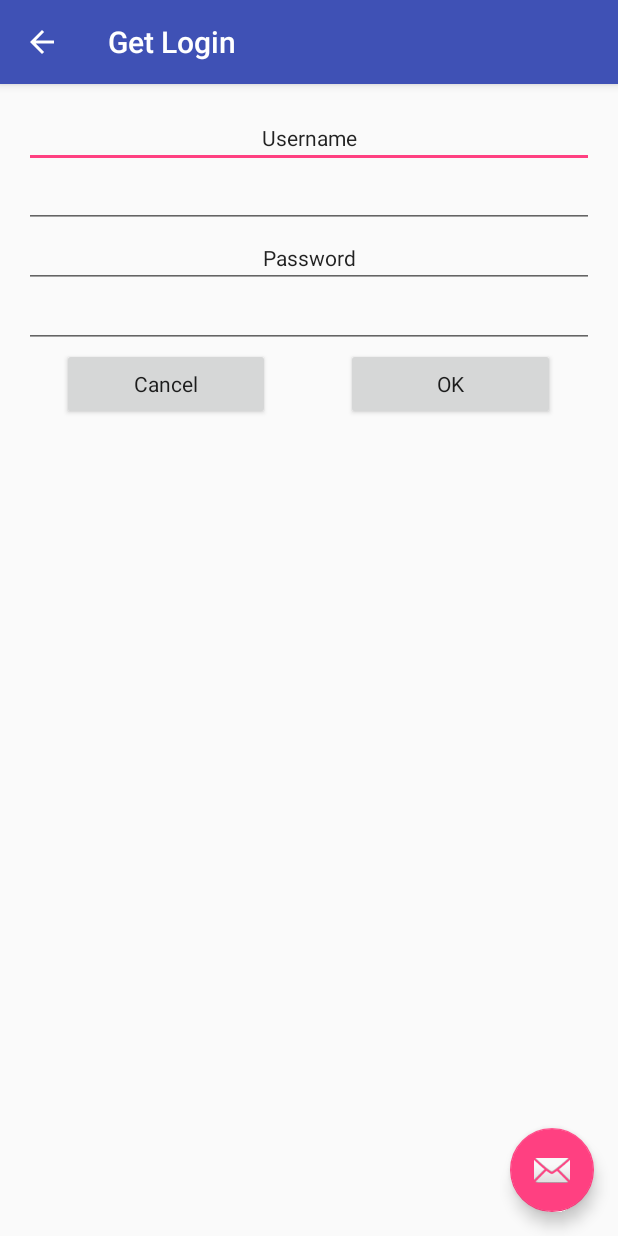
After one commit to Biometrix-Health-Self-Improvement/Biometrix-Old, an Android app: the GetLoginActivity screen opened directly, with no data from a screen before it, on a phone screen of 412 x 824 dp. The commit adds this screen. Run offline under Robolectric (Android 15) with nearby library versions, the phone set to English and light mode, and no system bars.

Commit message:
Created Basic Login Form
Login Form has zero functionality besides being able to be called and
allowing the entering of 2 text fields, one of which is a password
field.

```diff
--- a/AndroidProject/Biometrix/biometrixApp/src/main/AndroidManifest.xml
+++ b/AndroidProject/Biometrix/biometrixApp/src/main/AndroidManifest.xml
@@ -1,6 +1,8 @@
 <?xml version="1.0" encoding="utf-8"?>
 <manifest xmlns:android="http://schemas.android.com/apk/res/android"
     package="com.rocket.biometrix" >
+
+    <uses-permission android:name="android.permission.INTERNET" />
 
     <application
         android:allowBackup="true"
@@ -18,7 +20,15 @@
                 <category android:name="android.intent.category.LAUNCHER" />
             </intent-filter>
         </activity>
+        <activity
+            android:name=".GetLoginActivity"
+            android:label="@string/title_activity_get_login"
+            android:parentActivityName=".InitialActivityWithPulloutMenu"
+            android:theme="@style/AppTheme.NoActionBar" >
+            <meta-data
+                android:name="android.support.PARENT_ACTIVITY"
+                android:value="com.rocket.biometrix.InitialActivityWithPulloutMenu" />
+        </activity>
     </application>
 
-    <uses-permission android:name="android.permission.INTERNET" />
 </manifest>
--- /dev/null
+++ b/AndroidProject/Biometrix/biometrixApp/src/main/java/com/rocket/biometrix/GetLoginActivity.java
@@ -0,0 +1,30 @@
+package com.rocket.biometrix;
+
+import android.os.Bundle;
+import android.support.design.widget.FloatingActionButton;
+import android.support.design.widget.Snackbar;
+import android.support.v7.app.AppCompatActivity;
+import android.support.v7.widget.Toolbar;
+import android.view.View;
+
+public class GetLoginActivity extends AppCompatActivity {
+
+    @Override
+    protected void onCreate(Bundle savedInstanceState) {
+        super.onCreate(savedInstanceState);
+        setContentView(R.layout.activity_get_login);
+        Toolbar toolbar = (Toolbar) findViewById(R.id.toolbar);
+        setSupportActionBar(toolbar);
+
+        FloatingActionButton fab = (FloatingActionButton) findViewById(R.id.fab);
+        fab.setOnClickListener(new View.OnClickListener() {
+            @Override
+            public void onClick(View view) {
+                Snackbar.make(view, "Replace with your own action", Snackbar.LENGTH_LONG)
+                        .setAction("Action", null).show();
+            }
+        });
+        getSupportActionBar().setDisplayHomeAsUpEnabled(true);
+    }
+
+}
--- a/AndroidProject/Biometrix/biometrixApp/src/main/java/com/rocket/biometrix/InitialActivityWithPulloutMenu.java
+++ b/AndroidProject/Biometrix/biometrixApp/src/main/java/com/rocket/biometrix/InitialActivityWithPulloutMenu.java
@@ -1,5 +1,6 @@
 package com.rocket.biometrix;
 
+import android.content.Intent;
 import android.os.Bundle;
 import android.support.design.widget.FloatingActionButton;
 import android.support.design.widget.Snackbar;
@@ -94,6 +95,14 @@ public class InitialActivityWithPulloutMenu extends AppCompatActivity
 
         }
 
+        //Testing for the login activity. Should likely be moved later
+        else if (id == R.id.login_test)
+        {
+            Intent loginIntent = new Intent(this, GetLoginActivity.class);
+
+            startActivity(loginIntent);
+        }
+
         DrawerLayout drawer = (DrawerLayout) findViewById(R.id.drawer_layout);
         drawer.closeDrawer(GravityCompat.START);
         return true;
--- /dev/null
+++ b/AndroidProject/Biometrix/biometrixApp/src/main/res/layout/activity_get_login.xml
@@ -0,0 +1,25 @@
+<?xml version="1.0" encoding="utf-8"?>
+<android.support.design.widget.CoordinatorLayout
+    xmlns:android="http://schemas.android.com/apk/res/android"
+    xmlns:app="http://schemas.android.com/apk/res-auto"
+    xmlns:tools="http://schemas.android.com/tools" android:layout_width="match_parent"
+    android:layout_height="match_parent" android:fitsSystemWindows="true"
+    tools:context="com.rocket.biometrix.GetLoginActivity">
+
+    <android.support.design.widget.AppBarLayout android:layout_height="wrap_content"
+        android:layout_width="match_parent" android:theme="@style/AppTheme.AppBarOverlay">
+
+        <android.support.v7.widget.Toolbar android:id="@+id/toolbar"
+            android:layout_width="match_parent" android:layout_height="?attr/actionBarSize"
+            android:background="?attr/colorPrimary" app:popupTheme="@style/AppTheme.PopupOverlay" />
+
+    </android.support.design.widget.AppBarLayout>
+
+    <include layout="@layout/content_get_login" />
+
+    <android.support.design.widget.FloatingActionButton android:id="@+id/fab"
+        android:layout_width="wrap_content" android:layout_height="wrap_content"
+        android:layout_gravity="bottom|end" android:layout_margin="@dimen/fab_margin"
+        android:src="@android:drawable/ic_dialog_email" />
+
+</android.support.design.widget.CoordinatorLayout>
--- /dev/null
+++ b/AndroidProject/Biometrix/biometrixApp/src/main/res/layout/content_get_login.xml
@@ -0,0 +1,125 @@
+<?xml version="1.0" encoding="utf-8"?>
+<RelativeLayout xmlns:android="http://schemas.android.com/apk/res/android"
+    xmlns:tools="http://schemas.android.com/tools"
+    xmlns:app="http://schemas.android.com/apk/res-auto" android:layout_width="match_parent"
+    android:layout_height="match_parent" android:paddingLeft="@dimen/activity_horizontal_margin"
+    android:paddingRight="@dimen/activity_horizontal_margin"
+    android:paddingTop="@dimen/activity_vertical_margin"
+    android:paddingBottom="@dimen/activity_vertical_margin"
+    app:layout_behavior="@string/appbar_scrolling_view_behavior"
+    tools:showIn="@layout/activity_get_login" tools:context="com.rocket.biometrix.GetLoginActivity"
+    style="@style/AppTheme">
+
+    <LinearLayout
+        android:orientation="vertical"
+        android:layout_width="match_parent"
+        android:layout_height="match_parent"
+        android:layout_alignParentTop="true"
+        android:layout_alignParentStart="true"
+        android:layout_alignParentBottom="true"
+        android:layout_alignParentLeft="false"
+        android:weightSum="1"
+        style="@style/AppTheme">
+
+        <EditText
+            android:layout_width="match_parent"
+            android:layout_height="wrap_content"
+            android:id="@+id/usernameText"
+            android:layout_gravity="center_horizontal"
+            android:editable="false"
+            android:text="Username"
+            android:enabled="true"
+            android:textAlignment="center"
+            style="@style/AppTheme"
+            android:inputType="none" />
+
+        <EditText
+            android:layout_width="match_parent"
+            android:layout_height="wrap_content"
+            android:ems="10"
+            android:id="@+id/usernameEditText"
+            android:layout_gravity="center_horizontal"
+            android:editable="false"
+            android:focusable="true"
+            android:enabled="true"
+            android:clickable="true"
+            android:inputType="textPersonName"
+            style="@style/AppTheme" />
+
+        <Space
+            android:layout_width="match_parent"
+            android:layout_height="wrap_content"
+            android:layout_gravity="center_horizontal"
+            style="@style/AppTheme" />
+
+        <EditText
+            android:layout_width="match_parent"
+            android:layout_height="wrap_content"
+            android:id="@+id/passwordText"
+            android:layout_gravity="center_horizontal"
+            android:text="Password"
+            android:textAlignment="center"
+            style="@style/AppTheme"
+            android:inputType="none"
+            android:editable="false"
+            android:textIsSelectable="false"
+            android:enabled="true"
+            android:focusable="false" />
+
+        <EditText
+            android:layout_width="match_parent"
+            android:layout_height="wrap_content"
+            android:inputType="textPassword"
+            android:ems="10"
+            android:id="@+id/passwordEditText"
+            android:editable="true"
+            android:enabled="true"
+            android:focusable="true"
+            android:clickable="true"
+            style="@style/AppTheme" />
+
+        <LinearLayout
+            android:orientation="horizontal"
+            android:layout_width="match_parent"
+            android:layout_height="wrap_content"
+            android:layout_gravity="center_horizontal"
+            style="@style/AppTheme">
+
+            <Space
+                android:layout_width="wrap_content"
+                android:layout_height="match_parent"
+                android:layout_weight=".5"
+                style="@style/AppTheme" />
+
+            <Button
+                style="@style/AppTheme"
+                android:layout_width="wrap_content"
+                android:layout_height="wrap_content"
+                android:text="Cancel"
+                android:id="@+id/loginCancelButton"
+                android:layout_weight="1" />
+
+            <Space
+                android:layout_width="wrap_content"
+                android:layout_height="match_parent"
+                android:layout_weight="1"
+                style="@style/AppTheme" />
+
+            <Button
+                style="@style/AppTheme"
+                android:layout_width="wrap_content"
+                android:layout_height="wrap_content"
+                android:text="OK"
+                android:id="@+id/loginOKButton"
+                android:textAlignment="center"
+                android:layout_weight="1" />
+
+            <Space
+                android:layout_width="wrap_content"
+                android:layout_height="match_parent"
+                android:layout_weight=".5"
+                style="@style/AppTheme" />
+        </LinearLayout>
+
+    </LinearLayout>
+</RelativeLayout>
--- a/AndroidProject/Biometrix/biometrixApp/src/main/res/menu/activity_initial_activity_with_pullout_menu_drawer.xml
+++ b/AndroidProject/Biometrix/biometrixApp/src/main/res/menu/activity_initial_activity_with_pullout_menu_drawer.xml
@@ -21,4 +21,11 @@
         </menu>
     </item>
 
+    <item android:title="Test">
+        <menu>
+            <item android:id="@+id/login_test" android:icon="@android:drawable/ic_input_add"
+                android:title="Login" />
+        </menu>
+    </item>
+
 </menu>
--- a/AndroidProject/Biometrix/biometrixApp/src/main/res/values/strings.xml
+++ b/AndroidProject/Biometrix/biometrixApp/src/main/res/values/strings.xml
@@ -5,4 +5,5 @@
     <string name="navigation_drawer_close">Close navigation drawer</string>
 
     <string name="action_settings">Settings</string>
+    <string name="title_activity_get_login">Get Login</string>
 </resources>
```
